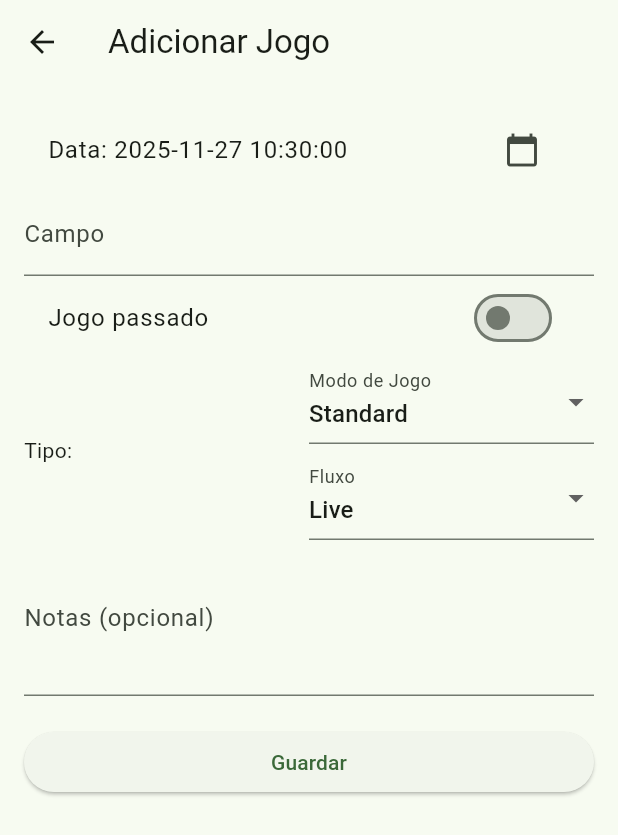
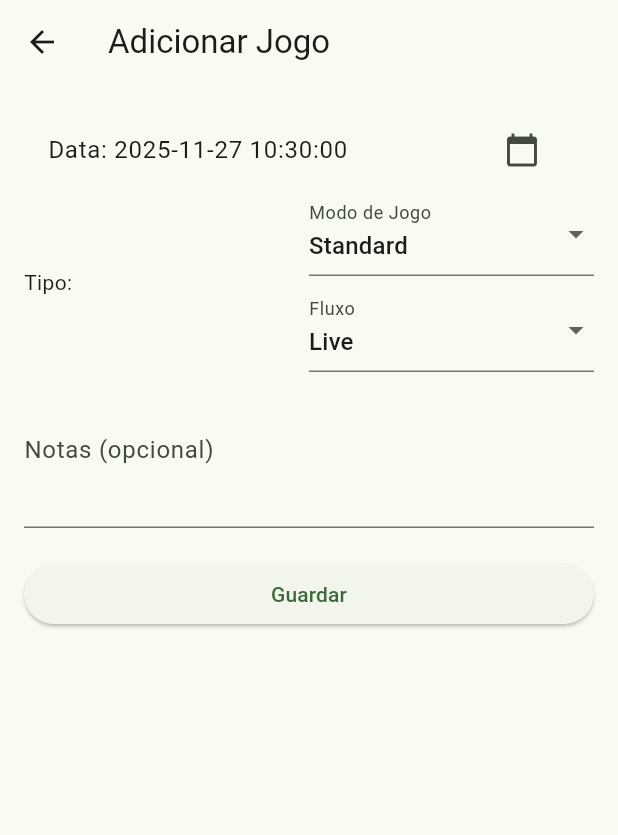
Before and after one commit to Fraga10/golfapp, a Flutter app: the AddGameScreen screen opened directly, on a phone screen of 412 x 824 dp. Shown: the top 835 px of the screen. Run offline on Flutter 3.47's test engine with Material 3 defaults, Android fonts, the phone set to English and light mode, and no system bars; our stand-ins replace flutter_dotenv, hive_flutter; accounts and stored records are empty; network calls fail.

Commit message:
Refactor AddGameScreen to remove unused course controller and simplify past game logic

```diff
--- a/lib/screens/add_game.dart
+++ b/lib/screens/add_game.dart
@@ -11,13 +11,11 @@ class AddGameScreen extends StatefulWidget {
 class _AddGameScreenState extends State<AddGameScreen> {
   final _formKey = GlobalKey<FormState>();
   DateTime _date = DateTime.now();
-  final _courseCtrl = TextEditingController();
   final _scoreCtrl = TextEditingController();
   final _holesCtrl = TextEditingController(text: '18');
   int _selectedHoles = 18;
   bool _customHoles = false;
   final _notesCtrl = TextEditingController();
-  bool _isPast = false;
   final _playersCtrl = TextEditingController();
   // store per-player per-hole strokes when building a past game
   final Map<String, Map<int, int>> _playerStrokes = {};
@@ -26,7 +24,6 @@ class _AddGameScreenState extends State<AddGameScreen> {
 
   @override
   void dispose() {
-    _courseCtrl.dispose();
     _scoreCtrl.dispose();
     _holesCtrl.dispose();
     _playersCtrl.dispose();
@@ -39,7 +36,8 @@ class _AddGameScreenState extends State<AddGameScreen> {
     // Create remotely via API
     try {
       final players = <Map<String, dynamic>>[];
-      if (_isPast && _playersCtrl.text.trim().isNotEmpty) {
+      final isPast = _gameFlow == 'import';
+      if (isPast && _playersCtrl.text.trim().isNotEmpty) {
         final names = _playersCtrl.text.split(',').map((s) => s.trim()).where((s) => s.isNotEmpty);
         for (final n in names) {
           final playerMap = <String, dynamic>{'player_name': n};
@@ -50,11 +48,14 @@ class _AddGameScreenState extends State<AddGameScreen> {
           players.add(playerMap);
         }
       }
-      final status = _isPast ? 'finished' : 'active';
-      final holes = _isPast ? (int.tryParse(_holesCtrl.text) ?? _selectedHoles) : null;
+      final status = isPast ? 'finished' : 'active';
+      final holes = isPast ? (int.tryParse(_holesCtrl.text) ?? _selectedHoles) : null;
+      // Course is auto-derived from selected mode
+      final courseName = _gameMode == 'pitch' ? 'Pitch & Putt' : 'Standard';
+      final createdAt = DateTime.now();
       final id = await Api.createGame(
-        _courseCtrl.text.trim(),
-        _date,
+        courseName,
+        createdAt,
         holes: holes,
         status: status,
         players: players.isNotEmpty ? players : null,
@@ -93,16 +94,7 @@ class _AddGameScreenState extends State<AddGameScreen> {
                   },
                 ),
               ),
-              TextFormField(
-                controller: _courseCtrl,
-                decoration: const InputDecoration(labelText: 'Campo'),
-                validator: (v) => (v == null || v.trim().isEmpty) ? 'Insira o nome do campo' : null,
-              ),
-              SwitchListTile(
-                title: const Text('Jogo passado'),
-                value: _isPast,
-                onChanged: (v) => setState(() => _isPast = v),
-              ),
+              // Course is derived from selected mode; 'Jogo passado' is implied by Flow == 'import'
               Row(
                 children: [
                   Expanded(child: Text('Tipo:')),
@@ -134,18 +126,18 @@ class _AddGameScreenState extends State<AddGameScreen> {
                   ),
                 ],
               ),
-              if (_isPast)
+              if (_gameFlow == 'import')
                 TextFormField(
                   controller: _scoreCtrl,
                   keyboardType: TextInputType.number,
                   decoration: const InputDecoration(labelText: 'Resultado (score)'),
                 ),
-              if (_isPast)
+              if (_gameFlow == 'import')
                 TextFormField(
                   controller: _playersCtrl,
                   decoration: const InputDecoration(labelText: 'Jogadores (separar por vírgula)'),
                 ),
-              if (_isPast) DropdownButtonFormField<int>(
+              if (_gameFlow == 'import') DropdownButtonFormField<int>(
                 initialValue: _customHoles ? null : _selectedHoles,
                 decoration: const InputDecoration(labelText: 'Buracos'),
                 items: const [
@@ -166,13 +158,13 @@ class _AddGameScreenState extends State<AddGameScreen> {
                   });
                 },
               ),
-              if (_isPast && _customHoles)
+              if (_gameFlow == 'import' && _customHoles)
                 TextFormField(
                   controller: _holesCtrl,
                   keyboardType: TextInputType.number,
                   decoration: const InputDecoration(labelText: 'Buracos (custom)'),
                 ),
-              if (_isPast && (_playersCtrl.text.trim().isNotEmpty))
+              if (_gameFlow == 'import' && (_playersCtrl.text.trim().isNotEmpty))
                 Padding(
                   padding: const EdgeInsets.only(top: 12.0),
                   child: ElevatedButton(
```
Also changed, not shown: 1 other file.
